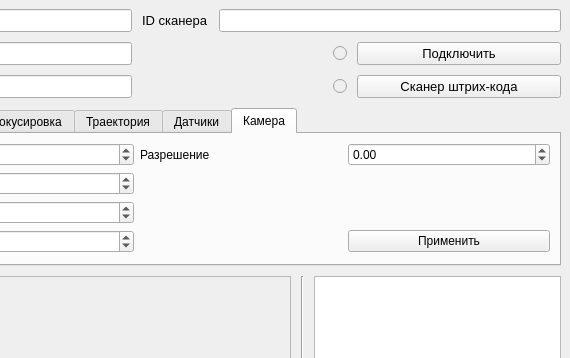
abigeev5/test_application, file gui.ui: the form before one commit; both pictures show x 296 to 866 and y 0 to 358 of the 866 by 683 pixel window.
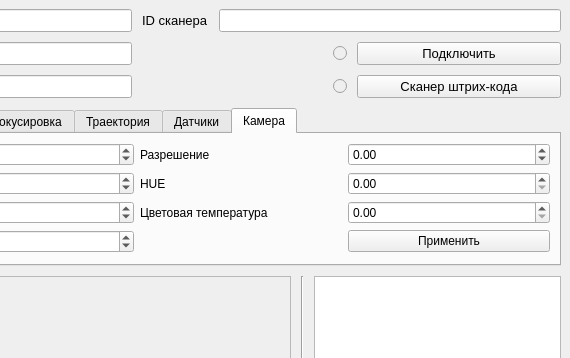
The form after the commit. The open tabs and pages were chosen to show the change.

Commit message: added camera params

```diff
--- a/gui.ui
+++ b/gui.ui
@@ -851,6 +851,26 @@
             </property>
            </widget>
           </item>
+          <item row="1" column="2">
+           <widget class="QLabel" name="label_24">
+            <property name="text">
+             <string>HUE</string>
+            </property>
+           </widget>
+          </item>
+          <item row="2" column="2">
+           <widget class="QLabel" name="label_25">
+            <property name="text">
+             <string>Цветовая температура</string>
+            </property>
+           </widget>
+          </item>
+          <item row="1" column="3">
+           <widget class="QDoubleSpinBox" name="spinbox_hue"/>
+          </item>
+          <item row="2" column="3">
+           <widget class="QDoubleSpinBox" name="spinbox_imtemp"/>
+          </item>
          </layout>
         </item>
        </layout>
```
Left out of the diff: 2 changed lines with no effect on the pictures. The commit also changes 2 other files.
